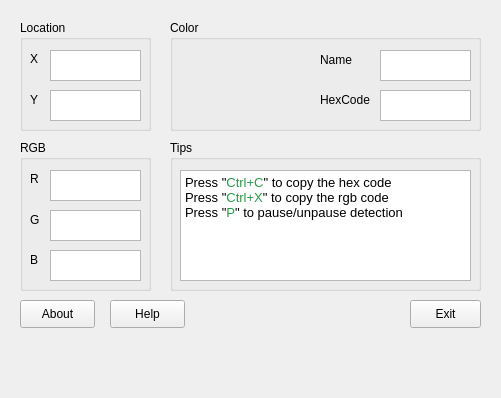
This is src/mainwindow.ui in gdarko/ColorPicker as Qt 5 draws it before an edit. The edited form follows.
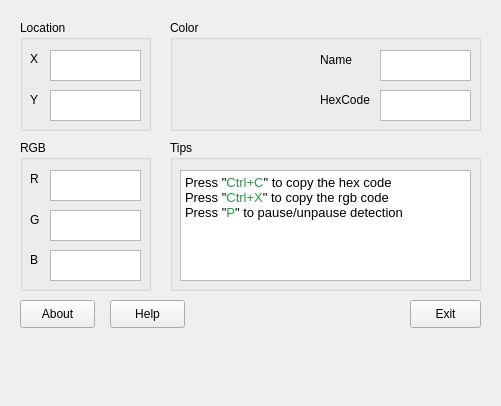
This is the edited form. Icons and pictures are not drawn.

Commit message: Update about dialog and button sizes on main window

What changed in the file:
```diff
--- a/src/mainwindow.ui
+++ b/src/mainwindow.ui
@@ -7,7 +7,7 @@
     <x>0</x>
     <y>0</y>
     <width>501</width>
-    <height>398</height>
+    <height>406</height>
    </rect>
   </property>
   <property name="windowTitle">
@@ -325,7 +325,7 @@
       <x>20</x>
       <y>290</y>
       <width>461</width>
-      <height>91</height>
+      <height>101</height>
      </rect>
     </property>
     <widget class="QPushButton" name="btnAbout">
```
The commit also changes 1 other file.
